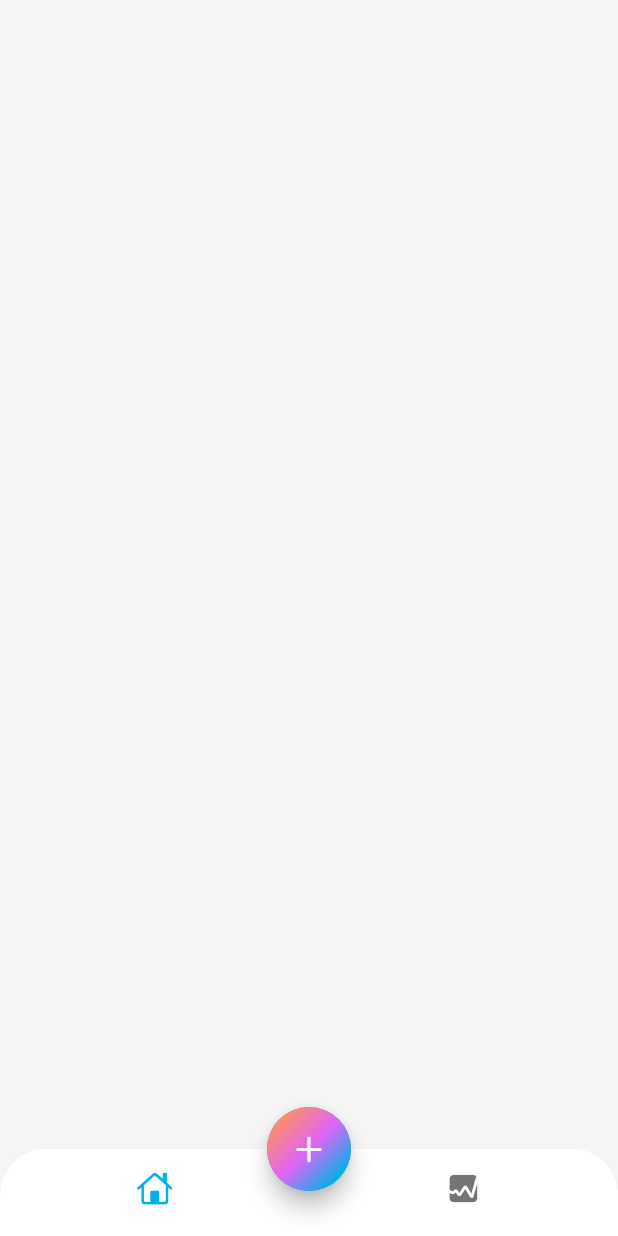
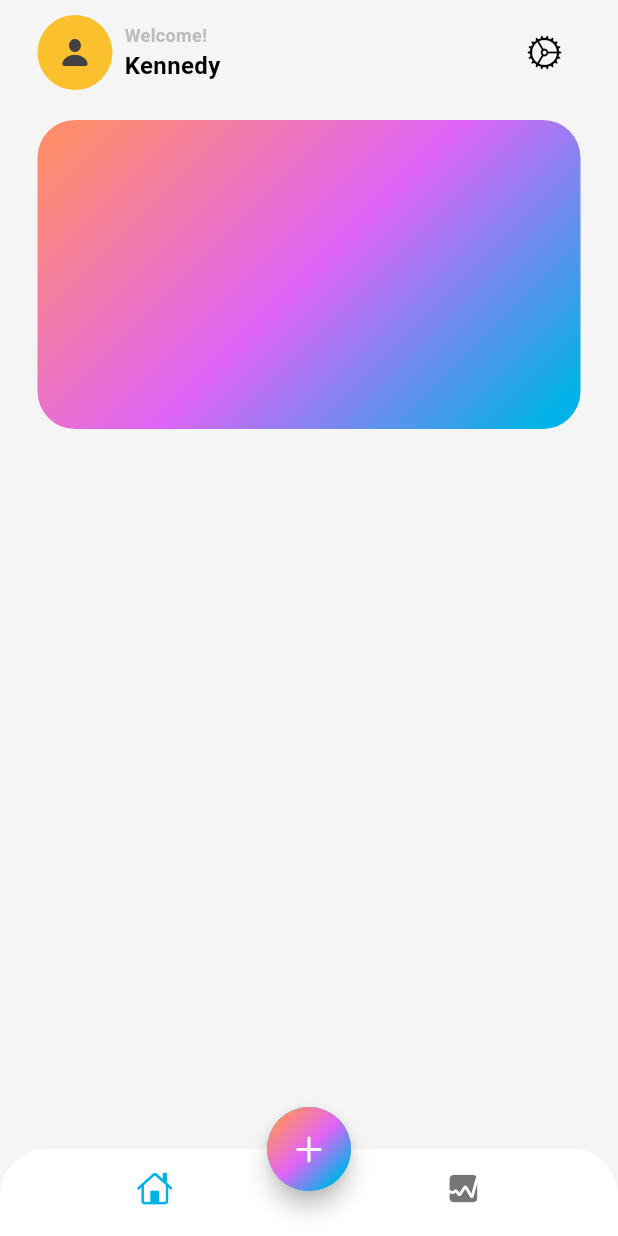
Before and after one commit to Kennedylelei/expenses_tracker, a Flutter app: the screen it shows after launch, on a phone screen of 412 x 824 dp. Run offline on Flutter 3.47's test engine with Material 3 defaults, Android fonts, the phone set to English and light mode, and no system bars.

Commit message:
made the header bar

```diff
--- a/lib/app_view.dart
+++ b/lib/app_view.dart
@@ -16,6 +16,7 @@ class MyAppView extends StatelessWidget {
           primary: const Color(0xFF00B2E7),
           secondary: const Color(0xFFE064F7),
           tertiary: const Color(0xFFFF8D6C),
+          outline: Colors.grey.shade400
         )
       ),
       home: const HomeScreen(),
--- a/lib/screens/home/views/home_screen.dart
+++ b/lib/screens/home/views/home_screen.dart
@@ -1,7 +1,7 @@
 import 'dart:math';
-
 import 'package:flutter/cupertino.dart';
 import 'package:flutter/material.dart';
+import 'main_screen.dart';
 
 class HomeScreen extends StatelessWidget {
   const HomeScreen({super.key});
@@ -9,7 +9,7 @@ class HomeScreen extends StatelessWidget {
   @override
   Widget build(BuildContext context) {
     return Scaffold(
-      appBar: AppBar(),
+      //appBar: AppBar(),
       bottomNavigationBar: ClipRRect(
         borderRadius: const BorderRadius.vertical(
           top: Radius.circular(30)
@@ -54,6 +54,7 @@ class HomeScreen extends StatelessWidget {
         ),
         ),
         ),
+        body: const MainScreen(),
     );
   }
 }
--- /dev/null
+++ b/lib/screens/home/views/main_screen.dart
@@ -0,0 +1,86 @@
+import 'dart:math';
+
+import 'package:flutter/cupertino.dart';
+import 'package:flutter/material.dart';
+
+class MainScreen extends StatelessWidget {
+  const MainScreen({super.key});
+
+  @override
+  Widget build(BuildContext context) {
+    return SafeArea(
+      child: Padding(
+        padding: const EdgeInsets.symmetric(horizontal: 25.0, vertical: 10),
+        child: Column(
+          children: [
+            Row(
+              mainAxisAlignment: MainAxisAlignment.spaceBetween,
+              children: [
+                Row(
+                  children: [
+                    Stack(
+                      alignment: Alignment.center,
+                      children: [
+                        Container(
+                          width: 50,
+                          height: 50,
+                          decoration:  BoxDecoration(
+                            shape: BoxShape.circle,
+                            color: Colors.yellow[700]
+                          ),
+                        ),
+                        Icon(
+                          CupertinoIcons.person_fill,
+                          color: Colors.grey[800],
+                        ),
+                      ],
+                    ),
+                    const SizedBox(width: 8,),
+                    Column(
+                      crossAxisAlignment: CrossAxisAlignment.start,
+                      children: [
+                        Text(
+                          "Welcome!",
+                          style: TextStyle(
+                            fontSize: 12,
+                            fontWeight: FontWeight.w600,
+                            color: Theme.of(context).colorScheme.outline
+                          ),
+                          ),
+                        Text(
+                          "Kennedy",
+                          style: TextStyle(
+                            fontSize: 16,
+                            fontWeight: FontWeight.bold,
+                            color: Theme.of(context).colorScheme.onSurface
+                          ),
+                        )
+                      ],
+                    ),
+                  ],
+                ),
+                IconButton(onPressed: () {}, icon: const Icon(CupertinoIcons.settings))
+              ],
+            ),
+            const SizedBox(height: 20,),
+            Container(
+              width: MediaQuery.of(context).size.width,
+              height: MediaQuery.of(context).size.width / 2,
+              decoration: BoxDecoration(
+                gradient: LinearGradient(
+                  colors: [
+                    Theme.of(context).colorScheme.tertiary,
+                    Theme.of(context).colorScheme.secondary,
+                    Theme.of(context).colorScheme.primary,
+                  ],
+                  transform: const GradientRotation(pi / 4),
+                ),
+                borderRadius: BorderRadius.circular(25)
+              ),
+            )
+          ],
+        ),
+      ),
+    );
+  }
+}
```
Also changed, not shown: 1 other file.
